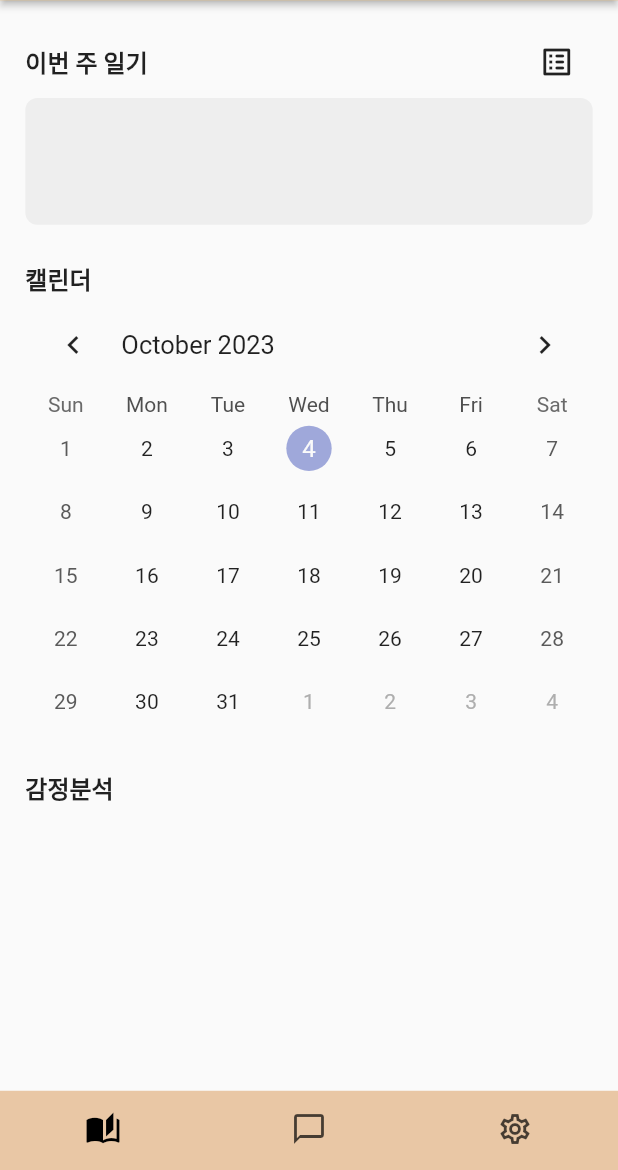
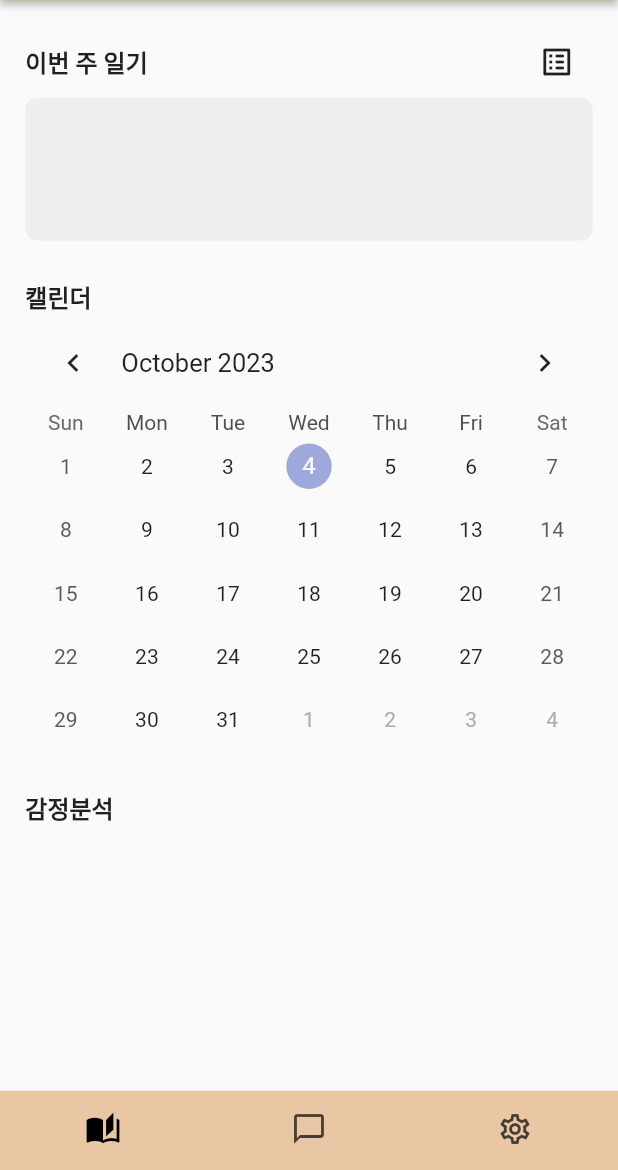
Before and after one commit to JohnnyNLP/Haru_s_diary, a Flutter app: the screen it shows once a user with an empty profile is signed in, on a phone screen of 412 x 824 dp, the part 66-1236 px from its top. Run offline on Flutter 3.47's test engine with Material 2 defaults, Android fonts, the phone set to English and light mode, and no system bars; drawn by our look-alikes of table_calendar; our stand-ins replace auto_size_text, cloud_firestore, cloud_functions, firebase_auth, firebase_core, firebase_storage and 10 more; missing offline and left inert: basics, json_path; accounts and stored records are empty; generated files the repository leaves out were written again.

Commit message:
금일 수정사항 커밋

```diff
--- a/lib/chart/chart_category_screen.dart
+++ b/lib/chart/chart_category_screen.dart
@@ -21,7 +21,7 @@ class CategoryScreen extends StatelessWidget {
     // final textTheme = Theme.of(context).textTheme;
     return Scaffold(
       body: ListView(
-        physics: NeverScrollableScrollPhysics(),
+        // physics: NeverScrollableScrollPhysics(),
         children: [
           ValueListenableBuilder<int?>(
             valueListenable: selectedCategoryIndex,
--- a/lib/chart/donut/chart_segment_helpers.dart
+++ b/lib/chart/donut/chart_segment_helpers.dart
@@ -13,14 +13,20 @@ List<ArcData> computeArcs(List<AbstractCategory> categories) =>
       <ArcData>[],
       (previousValue, category) {
         final elementSweepAngle = //차트의 각 섹션 각도 계산
-            category.value.total / categories.total * 2 * math.pi; // 차트의 현재 섹션의 데이터 합계(category.value.total, 해당 섹션의 크기를 나타냄) / 모든 섹션의 데이터 합계(categories.total, 전체 파이차트의 크기 나타냄)
-                                                           // * 2 * math.pi : 파이는 180도 임으로, * 2 * math.pi는 360도를 나타냄
+            category.value.total /
+                categories.total *
+                2 *
+                math.pi; // 차트의 현재 섹션의 데이터 합계(category.value.total, 해당 섹션의 크기를 나타냄) / 모든 섹션의 데이터 합계(categories.total, 전체 파이차트의 크기 나타냄)
+        // * 2 * math.pi : 파이는 180도 임으로, * 2 * math.pi는 360도를 나타냄
         if (previousValue.isEmpty) {
           return [
-            ArcData( //위의 elementSweepAngle을 이용하여 각 섹션의 ArcData를 생성
+            ArcData(
+              //위의 elementSweepAngle을 이용하여 각 섹션의 ArcData를 생성
               title: category.value.title,
-              subtitle: '${category.value.total.toStringAsFixed(2)}%', //기차트에서 가장큰 순 비율 섹션 단위 표현 (2nd) (1st)
-              startAngle: -math.pi / 2, //이때, startAngle은 이전 섹션의 끝 각도에 elementSweepAngle을 더한 값으로 설정되어 파이 차트의 섹션들이 연속되게 배치됨.
+              subtitle:
+                  '${category.value.total.toStringAsFixed(2)}%', //기차트에서 가장큰 순 비율 섹션 단위 표현 (2nd) (1st)
+              startAngle: -math.pi /
+                  2, //이때, startAngle은 이전 섹션의 끝 각도에 elementSweepAngle을 더한 값으로 설정되어 파이 차트의 섹션들이 연속되게 배치됨.
               sweepAngle: elementSweepAngle,
               color: category.value.color,
             )
@@ -32,7 +38,8 @@ List<ArcData> computeArcs(List<AbstractCategory> categories) =>
           ..add(
             ArcData(
               title: category.value.title,
-              subtitle: '${category.value.total.toStringAsFixed(2)}%', //차트에서 가장큰 비율 제외한 나머지 비율 섹션 일괄 단위 표현 (2nd, 3nd, 4th)
+              subtitle:
+                  '${category.value.total.toStringAsFixed(2)}%', //차트에서 가장큰 비율 제외한 나머지 비율 섹션 일괄 단위 표현 (2nd, 3nd, 4th)
               startAngle:
                   previousElement.startAngle + previousElement.sweepAngle,
               sweepAngle: elementSweepAngle,
@@ -96,12 +103,15 @@ List<Animation> computeArcIntervals({
 
     final end = category.value.total / categories.total;
     final previousInterval = intervalValues.last;
+    final newEnd = (previousInterval.last + end) > 1.0
+        ? 1.0
+        : (previousInterval.last + end);
     final interval = CurvedAnimation(
       parent: anim,
-      curve: Interval(previousInterval.last, previousInterval.last + end),
+      curve: Interval(previousInterval.last, newEnd),
     );
     intervals.add(interval);
-    intervalValues.add([previousInterval.last, previousInterval.last + end]);
+    intervalValues.add([previousInterval.last, newEnd]);
   }
 
   return intervals;
--- a/lib/diary/calendar.dart
+++ b/lib/diary/calendar.dart
@@ -6,19 +6,23 @@ import 'package:intl/intl.dart';
 import 'package:table_calendar/table_calendar.dart';
 
 class Calendar extends StatefulWidget {
-  const Calendar(this.collectionPath, {super.key});
+  Calendar({required this.key, required this.collectionPath}) : super(key: key);
   final collectionPath;
+  final GlobalKey<CalendarState> key;
 
   @override
-  State<Calendar> createState() => _CalendarState();
+  State<Calendar> createState() => CalendarState();
 }
 
-class _CalendarState extends State<Calendar> {
+class CalendarState extends State<Calendar> {
   CalendarFormat _calendarFormat = CalendarFormat.month;
+  DateTime _today = DateTime.now();
   DateTime _focusedDay = DateTime.now();
   DateTime? _selectedDay;
   Map<DateTime, List<String>> _events = {};
-  Future getMonthEvent(focusedDay) async {
+
+  Future getMonthEvent({focusedDay}) async {
+    if (focusedDay == null) focusedDay = _focusedDay;
     // 해당 월의 첫번째 날
     DateTime firstDayOfMonth = DateTime(focusedDay.year, focusedDay.month, 1);
 
@@ -36,12 +40,15 @@ class _CalendarState extends State<Calendar> {
         .where('date', isLessThanOrEqualTo: formattedEndDate)
         .get();
 
+    setState(() {
+      _events.clear();
       for (var doc in snapshot.docs) {
         _events[DateTime.utc(
             int.parse(doc['date'].substring(0, 4)),
             int.parse(doc['date'].substring(4, 6)),
             int.parse(doc['date'].substring(6, 8)))] = ['event'];
       }
+    });
   }
 
   @override
@@ -50,9 +57,8 @@ class _CalendarState extends State<Calendar> {
       child: Column(
         children: [
           TableCalendar(
-            onCalendarCreated: (pageController) async {
-              await getMonthEvent(DateTime.now());
-              setState(() {});
+            onCalendarCreated: (pageController) {
+              getMonthEvent(focusedDay: _today);
             },
             availableGestures: AvailableGestures
                 .horizontalSwipe, // 횡스크롤만 가능하도록 하여 부모의 종스크롤은 유지
@@ -60,31 +66,35 @@ class _CalendarState extends State<Calendar> {
             availableCalendarFormats: {
               CalendarFormat.month: 'Month',
             },
-            firstDay: DateTime.utc(2010, 10, 16),
-            lastDay: DateTime.utc(2030, 3, 14),
+            firstDay: _today.subtract(Duration(days: 365)),
+            lastDay: _today.add(Duration(days: 365)),
+            // firstDay: DateTime.utc(2010, 10, 16),
+            // lastDay: DateTime.utc(2030, 3, 14),
             focusedDay: _focusedDay,
             calendarFormat: _calendarFormat,
             selectedDayPredicate: (day) {
               return isSameDay(_selectedDay, day);
             },
-            onDaySelected: (selectedDay, focusedDay) {
+            onDaySelected: (selectedDay, focusedDay) async {
               setState(() {
                 _selectedDay = selectedDay;
                 _focusedDay = focusedDay;
               });
               if (_events.containsKey(selectedDay)) {
-                Navigator.of(context).push(
+                await Navigator.of(context).push(
                   MaterialPageRoute(
                     builder: (context) => DiaryListScreen(
                         date: DateFormat('yyyyMMdd').format(selectedDay)),
                   ),
                 );
+                getMonthEvent(focusedDay: _focusedDay);
               }
             },
             onPageChanged: (focusedDay) async {
-              await getMonthEvent(focusedDay);
+              await getMonthEvent(focusedDay: focusedDay);
+              setState(() {
                 _focusedDay = focusedDay;
-              setState(() {});
+              });
             },
             eventLoader: (day) {
               return _events[day] ?? [];
--- a/lib/diary/diary_list_horizontal.dart
+++ b/lib/diary/diary_list_horizontal.dart
@@ -65,8 +65,10 @@ class _DiaryListHorizontalState extends State<DiaryListHorizontal> {
           itemCount: chatDocs.length,
           itemBuilder: (context, index) {
             DateTime dateTime = DateTime.parse(chatDocs[index]['date']);
+            // String dateForm =
+            //     '${weekDay[dateTime.weekday]} (${dateTime.year}. ${dateTime.month}. ${dateTime.day})';
             String dateForm =
-                '${weekDay[dateTime.weekday]} (${dateTime.year}. ${dateTime.month}. ${dateTime.day})';
+                '${weekDay[dateTime.weekday]} (${dateTime.month}. ${dateTime.day})';
             final doc = chatDocs[index];
 
             // 페이지의 시작과 끝에만 패딩을 적용합니다.
--- a/lib/diary/sentiment_chart.dart
+++ b/lib/diary/sentiment_chart.dart
@@ -9,14 +9,16 @@ import 'package:intl/intl.dart';
 import 'package:provider/provider.dart';
 
 class SentimentChart extends StatefulWidget {
-  const SentimentChart(this.navigatorKey, {super.key});
+  SentimentChart({required this.key, required this.navigatorKey})
+      : super(key: key);
   final GlobalKey<NavigatorState> navigatorKey;
+  final GlobalKey<SentimentChartState> key;
 
   @override
-  State<SentimentChart> createState() => _SentimentChartState();
+  State<SentimentChart> createState() => SentimentChartState();
 }
 
-class _SentimentChartState extends State<SentimentChart> {
+class SentimentChartState extends State<SentimentChart> {
   List<dynamic> sentiments = [];
   List<Category> categories = [];
   List<SubCategory> subCategories = [];
@@ -25,10 +27,18 @@ class _SentimentChartState extends State<SentimentChart> {
   @override
   void initState() {
     super.initState();
-    _getSentiment();
+    getSentiment();
   }
 
-  Future _getSentiment() async {
+  Future getSentiment() async {
+    setState(() {
+      isLoading = true;
+    });
+
+    sentiments.clear();
+    categories.clear();
+    subCategories.clear();
+
     // 현재 날짜와 30일 전의 날짜를 가져옵니다.
     DateTime today = DateTime.now();
     DateTime thirtyDaysAgo = today.subtract(Duration(days: 30));
@@ -143,8 +153,9 @@ class _SentimentChartState extends State<SentimentChart> {
   Widget build(BuildContext context) {
     return isLoading
         ? Container()
-        : Container(
-            height: 530.h,
+        : SingleChildScrollView(
+            child: Container(
+              height: 580.h,
               child: WillPopScope(
                 onWillPop: () async {
                   if (widget.navigatorKey.currentState!.canPop()) {
@@ -162,6 +173,7 @@ class _SentimentChartState extends State<SentimentChart> {
                   },
                 ),
               ),
+            ),
           );
   }
 }
--- a/lib/screens/diary_home_screen.dart
+++ b/lib/screens/diary_home_screen.dart
@@ -25,7 +25,9 @@ class _DiaryHomeScreenState extends State<DiaryHomeScreen> {
 
   final valueNotifier = ValueNotifier<int>(0);
 
+  final calendarKey = GlobalKey<CalendarState>();
   final sentimentNavi = GlobalKey<NavigatorState>();
+  final sentimentKey = GlobalKey<SentimentChartState>();
 
   @override
   void initState() {
@@ -74,8 +76,8 @@ class _DiaryHomeScreenState extends State<DiaryHomeScreen> {
 
   Widget _buildDiaryList() {
     return Container(
-      height: 80.h,
-      padding: EdgeInsets.fromLTRB(0, 0, 0, 4.h),
+      height: 90.h,
+      padding: EdgeInsets.fromLTRB(0, 0, 0, 5.h),
       decoration: BoxDecoration(
         color: Colors.grey[200],
         borderRadius: BorderRadius.circular(8.0),
@@ -110,35 +112,27 @@ class _DiaryHomeScreenState extends State<DiaryHomeScreen> {
                     children: [
                       _buildSectionHeader('이번 주 일기'),
                       IconButton(
-                          onPressed: () {
-                            Navigator.of(context).push(
+                          onPressed: () async {
+                            await Navigator.of(context).push(
                               MaterialPageRoute(
                                 builder: (context) => DiaryListScreen(),
                               ),
                             );
+                            calendarKey.currentState?.getMonthEvent();
+                            sentimentKey.currentState?.getSentiment();
                           },
                           icon: Icon(Icons.list_alt_rounded))
                     ],
                   ),
                   _buildDiaryList(),
-                  SizedBox(height: 24.0),
+                  SizedBox(height: 24.0.h),
                   _buildSectionHeader('캘린더'),
-                  Calendar(_collectionPath),
-                  SizedBox(height: 24.0),
+                  Calendar(key: calendarKey, collectionPath: _collectionPath),
+                  SizedBox(height: 24.0.h),
                   _buildSectionHeader('감정분석'),
-                  SizedBox(height: 16.0),
-                  // _buildListItem(large: true, round: true),
-                  SentimentChart(sentimentNavi),
-                  // Builder(
-                  //   builder: (context) => ValueListenableBuilder<int>(
-                  //     valueListenable: valueNotifier,
-                  //     builder:
-                  //         (BuildContext context, int value, Widget? child) {
-                  //       // 이 빌더는 valueNotifier의 값이 변경될 때만 호출됩니다.
-                  //       return _buildSentiment();
-                  //     },
-                  //   ),
-                  // ),
+                  SizedBox(height: 16.0.h),
+                  SentimentChart(
+                      key: sentimentKey, navigatorKey: sentimentNavi),
                 ],
               ),
             ),
--- a/lib/screens/home_screen_navi.dart
+++ b/lib/screens/home_screen_navi.dart
@@ -19,7 +19,7 @@ class _HomeScreenNaviState extends State<HomeScreenNavi>
 
   final _diaryTabNavKey = GlobalKey<NavigatorState>();
   final _chatTabNavKey = GlobalKey<NavigatorState>();
-  final _collectionTabNavKey = GlobalKey<NavigatorState>();
+  // final _collectionTabNavKey = GlobalKey<NavigatorState>();
   final _settingTabNavKey = GlobalKey<NavigatorState>();
 
   @override
@@ -78,7 +78,7 @@ class _HomeScreenNaviState extends State<HomeScreenNavi>
               //         ? Icon(Icons.book)
               //         : Icon(Icons.book_outlined)),
               Tab(
-                  icon: _selectedIndex == 3
+                  icon: _selectedIndex == 2
                       ? Icon(Icons.settings)
                       : Icon(Icons.settings_outlined)),
             ],
```
Also changed, not shown: lib/diary/bookmark.dart (+9 -7 lines), lib/screens/chat_list_screen.dart (+7 -5 lines), lib/screens/chat_screen.dart (+27 -21 lines), lib/screens/diary_list_screen.dart (+6 -4 lines), lib/screens/diary_screen.dart (+23 -1 lines). Lines whose indentation alone changed are shown as unchanged.
